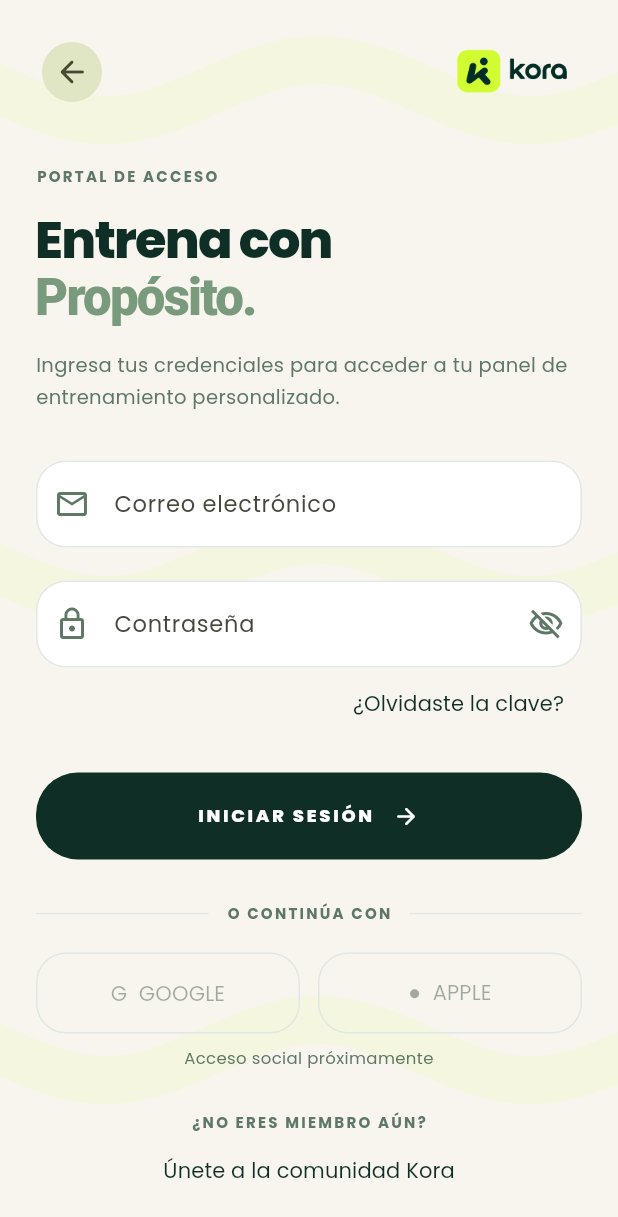
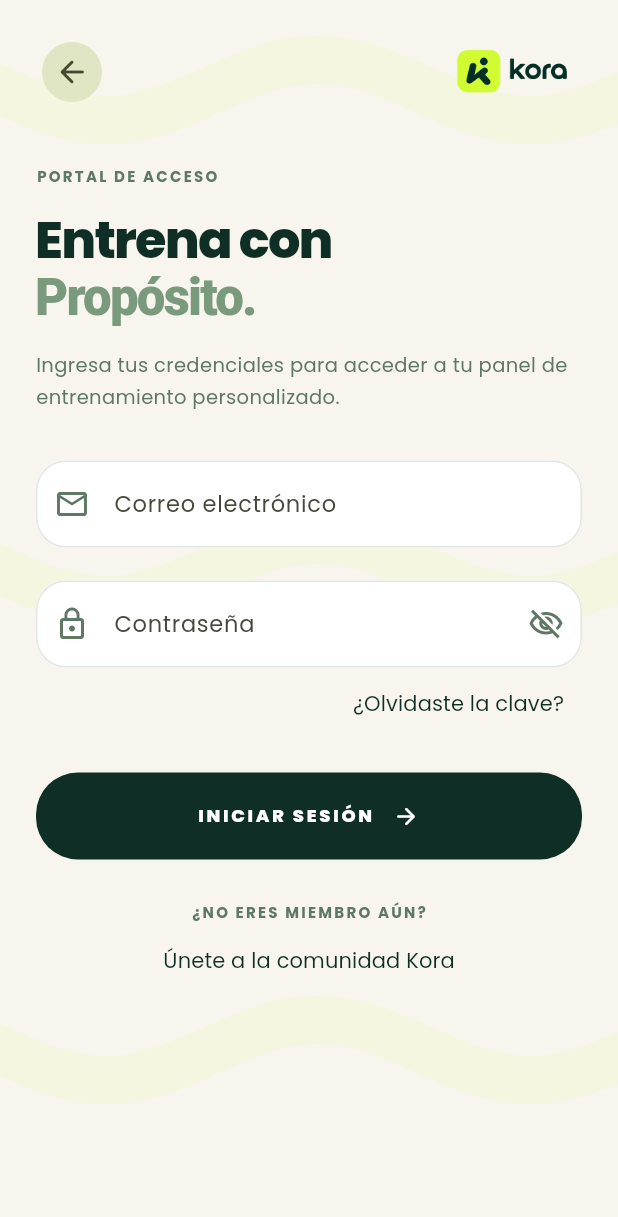
Before and after one commit to Fitsense-Real/MobileApp, a Flutter app: the AccountSetupPage screen opened by its route, after a tap on "Volver al inicio de sesión", on a phone screen of 412 x 824 dp. Shown: the top 1217 px of the screen. Run offline on Flutter 3.47's test engine with Material 3 defaults, Android fonts, the phone set to English and light mode, and no system bars; our stand-ins replace dio, flutter_animate, flutter_local_notifications, flutter_riverpod, flutter_secure_storage, flutter_svg and 2 more; accounts and stored records are empty; network calls fail.

Commit message:
fix(auth): quitar los botones de Google y Apple que no hacian nada
Google Play trata los controles desactivados de funciones inexistentes como
funcionalidad rota. Se quita el bloque de acceso social del login; correo y
contrasena siguen igual. Prueba: login y registro sin acceso social, sin
botones desactivados y a 320 px con texto 1,5 (falla con el codigo anterior).

Co-Authored-By: Claude Opus 5.5 <noreply@anthropic.com>
Claude-Session: https://claude.ai/code/session_01SA39MrzkKZzgx34QQvvAog

```diff
--- a/lib/features/authentication/presentation/widgets/kora_auth_form.dart
+++ b/lib/features/authentication/presentation/widgets/kora_auth_form.dart
@@ -191,43 +191,6 @@ class _KoraAuthFormState extends ConsumerState<KoraAuthForm> {
               ),
             ),
           ),
-          if (!widget.register) ...[
-            const SizedBox(height: 28),
-            const Row(
-              children: [
-                Expanded(child: Divider()),
-                Padding(
-                  padding: EdgeInsets.symmetric(horizontal: 12),
-                  child: KoraLabel('O CONTINÚA CON'),
-                ),
-                Expanded(child: Divider()),
-              ],
-            ),
-            const SizedBox(height: 18),
-            const Row(
-              children: [
-                Expanded(
-                  child: OutlinedButton(
-                    onPressed: null,
-                    child: Text('G  GOOGLE'),
-                  ),
-                ),
-                SizedBox(width: 12),
-                Expanded(
-                  child: OutlinedButton(
-                    onPressed: null,
-                    child: Text('●  APPLE'),
-                  ),
-                ),
-              ],
-            ),
-            const SizedBox(height: 8),
-            const Text(
-              'Acceso social próximamente',
-              textAlign: TextAlign.center,
-              style: TextStyle(fontSize: 11, color: Kora.muted),
-            ),
-          ],
           const SizedBox(height: 28),
           Center(
             child: KoraLabel(
```
Also changed, not shown: docs/preparacion_google_play/capturas/D-login-antes.jpg (added), docs/preparacion_google_play/capturas/D-login-despues.jpg (added), 2 other files.
